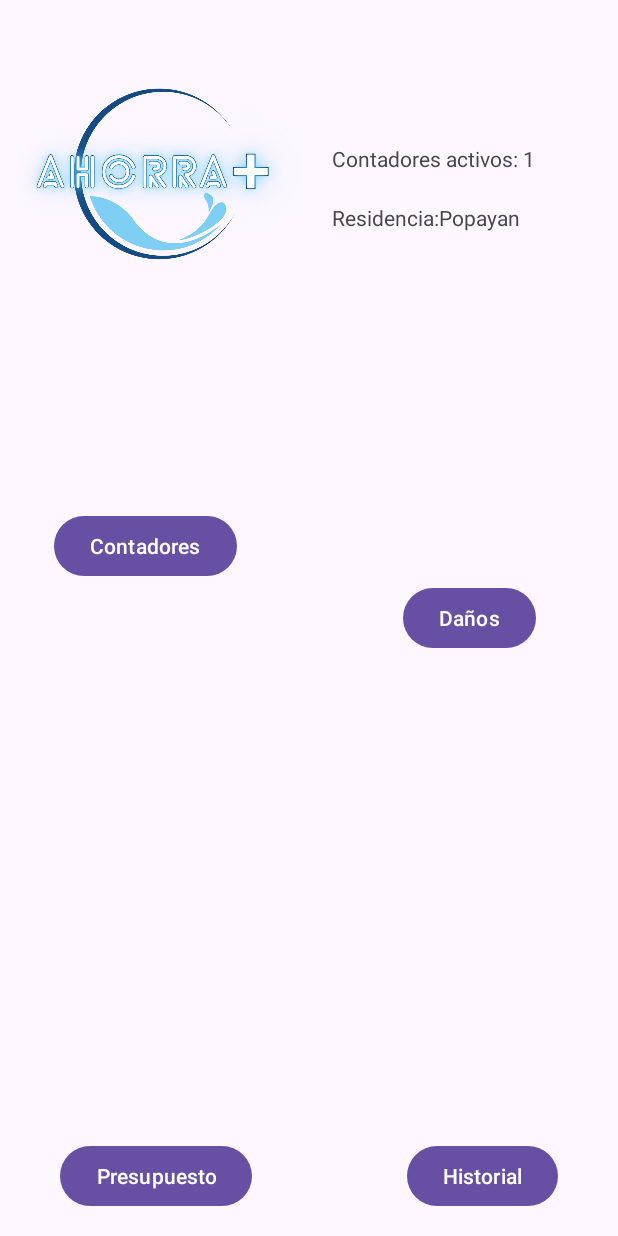
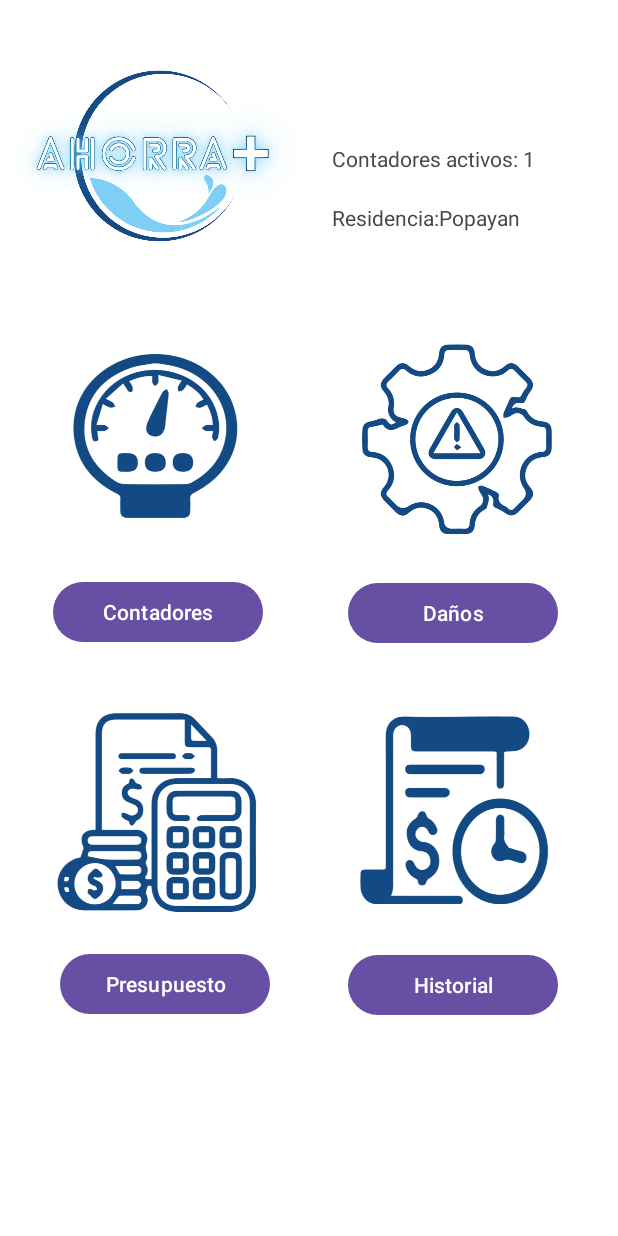
Before and after one commit to fernandorosero6/Android_Ahorra_Mas, an Android app built with Jetpack Compose: the InicioActivity screen opened directly, with no data from a screen before it, on a phone screen of 412 x 824 dp. Run offline under Robolectric (Android 15) with nearby library versions, the phone set to English and light mode, and no system bars.

Commit message:
Login, registro y inicio completos

```diff
--- a/app/src/main/java/com/example/ahorra/InicioActivity.kt
+++ b/app/src/main/java/com/example/ahorra/InicioActivity.kt
@@ -3,6 +3,7 @@ package com.example.ahorra
 import android.content.Intent
 import android.os.Bundle
 import android.widget.Button
+import android.widget.ImageView
 import android.widget.TextView
 import androidx.activity.enableEdgeToEdge
 import androidx.appcompat.app.AppCompatActivity
@@ -15,6 +16,5 @@ class InicioActivity : AppCompatActivity() {
         enableEdgeToEdge()
         setContentView(R.layout.activity_inicio)
 
-
     }
 }
--- a/app/src/main/java/com/example/ahorra/LoginActivity.kt
+++ b/app/src/main/java/com/example/ahorra/LoginActivity.kt
@@ -4,10 +4,12 @@ import android.annotation.SuppressLint
 import android.content.Intent
 import android.os.Bundle
 import android.widget.Button
+import android.widget.ImageView
 import android.widget.TextView
 import androidx.activity.enableEdgeToEdge
 import androidx.appcompat.app.AppCompatActivity
 import androidx.compose.ui.semantics.Role.Companion.Button
+
 
 class LoginActivity : AppCompatActivity() {
     @SuppressLint("MissingInflatedId")
@@ -34,6 +36,7 @@ class LoginActivity : AppCompatActivity() {
             // Inicia la RegisterActivity
             val intent = Intent(this, InicioActivity::class.java)
             startActivity(intent)
+
         }
     }
 }
--- a/app/src/main/res/layout/activity_inicio.xml
+++ b/app/src/main/res/layout/activity_inicio.xml
@@ -5,13 +5,14 @@
     android:id="@+id/main"
     android:layout_width="match_parent"
     android:layout_height="match_parent"
+    android:background="@color/white"
     tools:context=".InicioActivity">
 
     <ImageView
         android:id="@+id/IV_FotoInicio"
         android:layout_width="200dp"
         android:layout_height="200dp"
-        android:layout_marginTop="16dp"
+        android:layout_marginTop="4dp"
         android:src="@drawable/logo"
         app:layout_constraintStart_toStartOf="parent"
         app:layout_constraintTop_toTopOf="parent" />
@@ -38,49 +39,105 @@
         app:layout_constraintStart_toEndOf="@id/IV_FotoInicio"
         app:layout_constraintTop_toBottomOf="@+id/TXV_ContadoresActivos"
         />
+
     <!--Aqui va la imagen de contadores-->
+
+
+    <ImageView
+        android:id="@+id/IV_Contadores"
+        android:layout_width="180dp"
+        android:layout_height="180dp"
+        android:src="@drawable/contadores"
+        app:layout_constraintBottom_toTopOf="@+id/Btn_Contadores"
+        app:layout_constraintEnd_toEndOf="parent"
+        app:layout_constraintHorizontal_bias="0.086"
+        app:layout_constraintStart_toStartOf="parent"
+        app:layout_constraintTop_toBottomOf="@+id/IV_FotoInicio"
+        app:layout_constraintVertical_bias="0.553" />
 
     <Button
         android:id="@+id/Btn_Contadores"
-        android:layout_width="wrap_content"
+        android:layout_width="140dp"
         android:layout_height="wrap_content"
-        android:layout_marginStart="36dp"
-        android:layout_marginTop="124dp"
+        android:layout_marginStart="35dp"
         android:text="Contadores"
         app:layout_constraintStart_toStartOf="parent"
-        app:layout_constraintTop_toBottomOf="@+id/IV_FotoInicio" />
+        app:layout_constraintTop_toBottomOf="@+id/IV_Contadores" />
+
+    <!--Imagen daños-->
+
+    <ImageView
+        android:id="@+id/IV_ReporteDaños"
+        android:layout_width="180dp"
+        android:layout_height="180dp"
+        android:layout_marginTop="50dp"
+        android:src="@drawable/reporte"
+        app:layout_constraintStart_toEndOf="@+id/IV_Contadores"
+        app:layout_constraintEnd_toEndOf="parent"
+
+        app:layout_constraintTop_toBottomOf="@+id/TXV_Residencia"
+        />
+
+    <!--Img presupuesto-->
+
 
     <Button
         android:id="@+id/Btn_Daños"
-        android:layout_width="wrap_content"
+        android:layout_width="140dp"
         android:layout_height="wrap_content"
-        android:layout_marginEnd="16dp"
         android:text="Daños"
-        app:layout_constraintBottom_toBottomOf="parent"
         app:layout_constraintEnd_toEndOf="parent"
-        app:layout_constraintHorizontal_bias="0.875"
+        app:layout_constraintHorizontal_bias="0.583"
+        app:layout_constraintStart_toEndOf="@+id/Btn_Contadores"
+        app:layout_constraintTop_toBottomOf="@+id/IV_ReporteDaños" />
+
+    <ImageView
+        android:id="@+id/IV_Presupuesto"
+        android:layout_width="180dp"
+        android:layout_height="180dp"
+        android:layout_marginTop="20dp"
+        android:layout_marginStart="20dp"
+        android:src="@drawable/presupuesto"
+        app:layout_constraintBottom_toTopOf="@+id/Btn_Presupuesto"
         app:layout_constraintStart_toStartOf="parent"
-        app:layout_constraintTop_toTopOf="parent" />
+        app:layout_constraintTop_toBottomOf="@+id/Btn_Contadores"
+        app:layout_constraintVertical_bias="0.0" />
 
     <Button
         android:id="@+id/Btn_Presupuesto"
-        android:layout_width="wrap_content"
+        android:layout_width="140dp"
         android:layout_height="wrap_content"
         android:layout_marginStart="40dp"
-        android:layout_marginBottom="16dp"
+        android:layout_marginBottom="40dp"
         android:text="Presupuesto"
-        app:layout_constraintBottom_toBottomOf="parent"
+        app:layout_constraintTop_toBottomOf="@+id/IV_Presupuesto"
         app:layout_constraintEnd_toEndOf="parent"
-
         app:layout_constraintHorizontal_bias="0.0"
         app:layout_constraintStart_toStartOf="parent" />
 
+    <!--Img historial-->
+
+    <ImageView
+        android:id="@+id/IV_Historial"
+        android:layout_width="180dp"
+        android:layout_height="180dp"
+        android:layout_marginTop="20dp"
+        android:layout_marginStart="20dp"
+        android:src="@drawable/historial"
+        app:layout_constraintBottom_toTopOf="@+id/Btn_Historial"
+        app:layout_constraintEnd_toEndOf="parent"
+        app:layout_constraintHorizontal_bias="0.0"
+        app:layout_constraintStart_toEndOf="@+id/IV_Presupuesto"
+        app:layout_constraintTop_toBottomOf="@+id/Btn_Daños"
+        app:layout_constraintVertical_bias="0.0" />
+
     <Button
-        android:layout_width="wrap_content"
+        android:id="@+id/Btn_Historial"
+        android:layout_width="140dp"
         android:layout_height="wrap_content"
         android:layout_marginEnd="40dp"
-        android:layout_marginBottom="16dp"
+        android:layout_marginBottom="40dp"
         android:text="Historial"
-        app:layout_constraintBottom_toBottomOf="parent"
+        app:layout_constraintTop_toBottomOf="@+id/IV_Historial"
         app:layout_constraintEnd_toEndOf="parent" />
 </androidx.constraintlayout.widget.ConstraintLayout>
--- a/gradle.properties
+++ b/gradle.properties
@@ -4,19 +4,24 @@
 # any settings specified in this file.
 # For more details on how to configure your build environment visit
 # http://www.gradle.org/docs/current/userguide/build_environment.html
+
 # Specifies the JVM arguments used for the daemon process.
 # The setting is particularly useful for tweaking memory settings.
 org.gradle.jvmargs=-Xmx2048m -Dfile.encoding=UTF-8
+
 # When configured, Gradle will run in incubating parallel mode.
 # This option should only be used with decoupled projects. For more details, visit
 # https://developer.android.com/r/tools/gradle-multi-project-decoupled-projects
 # org.gradle.parallel=true
+
 # AndroidX package structure to make it clearer which packages are bundled with the
 # Android operating system, and which are packaged with your app's APK
 # https://developer.android.com/topic/libraries/support-library/androidx-rn
 android.useAndroidX=true
+
 # Kotlin code style for this project: "official" or "obsolete":
 kotlin.code.style=official
+
 # Enables namespacing of each library's R class so that its R class includes only the
 # resources declared in the library itself and none from the library's dependencies,
 # thereby reducing the size of the R class for that library
--- a/gradle/libs.versions.toml
+++ b/gradle/libs.versions.toml
@@ -15,8 +15,11 @@ activity = "1.9.0"
 constraintlayout = "2.1.4"
 navigationFragmentKtx = "2.6.0"
 navigationUiKtx = "2.6.0"
+iconify = "2.2.2"
+
 
 [libraries]
+iconify-fontawesome = { group = "com.joanzapata.iconify", name = "android-iconify-fontawesome", version.ref = "iconify" }
 androidx-core-ktx = { group = "androidx.core", name = "core-ktx", version.ref = "coreKtx" }
 androidx-core-splashscreen = { module = "androidx.core:core-splashscreen", version.ref = "coreSplashscreen" }
 junit = { group = "junit", name = "junit", version.ref = "junit" }
@@ -39,6 +42,8 @@ androidx-constraintlayout = { group = "androidx.constraintlayout", name = "const
 androidx-navigation-fragment-ktx = { group = "androidx.navigation", name = "navigation-fragment-ktx", version.ref = "navigationFragmentKtx" }
 androidx-navigation-ui-ktx = { group = "androidx.navigation", name = "navigation-ui-ktx", version.ref = "navigationUiKtx" }
 
+
+
 [plugins]
 android-application = { id = "com.android.application", version.ref = "agp" }
 jetbrains-kotlin-android = { id = "org.jetbrains.kotlin.android", version.ref = "kotlin" }
```
Also changed, not shown: app/src/main/java/com/example/ahorra/MainActivity.kt (+9 -0 lines), app/src/main/res/drawable/contadores.png (added), app/src/main/res/drawable/historial.png (added), app/src/main/res/drawable/presupuesto.png (added), app/src/main/res/drawable/reporte.png (added).
